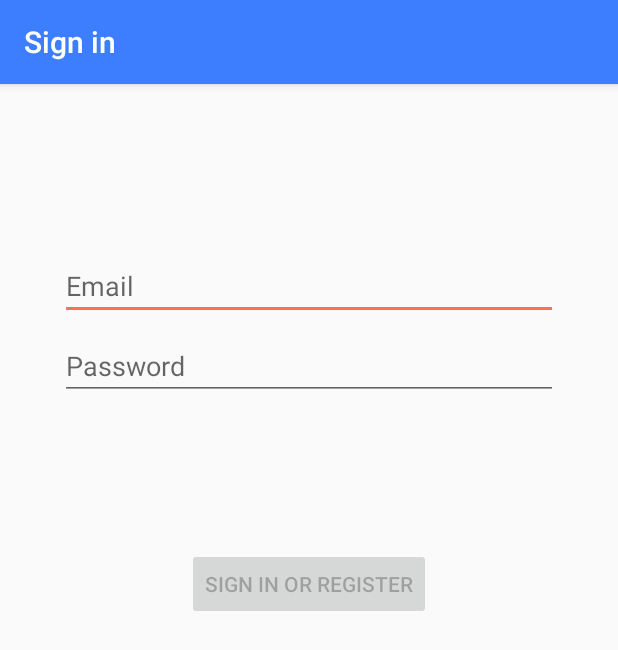
After one commit to 2019aliu/TAG, an Android app: the LoginActivity screen opened directly, with no data from a screen before it, on a phone screen of 412 x 824 dp. The commit adds this screen. Shown: the top 650 px of the screen. Run offline under Robolectric (Android 15) with nearby library versions, the phone set to English and light mode, and no system bars.

Commit message:
Started login activity

```diff
--- a/app/build.gradle
+++ b/app/build.gradle
@@ -28,6 +28,8 @@ dependencies {
     implementation 'com.google.android.material:material:1.0.0'
     implementation 'com.google.firebase:firebase-database:16.0.4'
     implementation 'androidx.preference:preference:1.1.0-alpha05'
+    implementation 'androidx.annotation:annotation:1.0.2'
+    implementation 'androidx.lifecycle:lifecycle-extensions:2.0.0'
     testImplementation 'junit:junit:4.12'
     androidTestImplementation 'androidx.test.ext:junit:1.1.0'
     androidTestImplementation 'androidx.test.espresso:espresso-core:3.1.1'
--- a/app/src/main/AndroidManifest.xml
+++ b/app/src/main/AndroidManifest.xml
@@ -18,7 +18,10 @@
         android:roundIcon="@mipmap/ic_launcher_round"
         android:supportsRtl="true"
         android:theme="@style/AppTheme">
-        <activity android:name=".SearchActivity"></activity>
+        <activity
+            android:name=".ui.login.LoginActivity"
+            android:label="@string/title_activity_login"></activity>
+        <activity android:name=".SearchActivity" />
         <activity android:name=".BTWifiActivity" />
         <activity
             android:name=".SettingsActivity"
--- /dev/null
+++ b/app/src/main/java/com/example/tag/ui/login/LoginActivity.java
@@ -0,0 +1,131 @@
+package com.example.tag.ui.login;
+
+import android.app.Activity;
+
+import androidx.lifecycle.Observer;
+import androidx.lifecycle.ViewModelProviders;
+
+import android.os.Bundle;
+
+import androidx.annotation.Nullable;
+import androidx.annotation.StringRes;
+import androidx.appcompat.app.AppCompatActivity;
+
+import android.text.Editable;
+import android.text.TextWatcher;
+import android.view.KeyEvent;
+import android.view.View;
+import android.view.inputmethod.EditorInfo;
+import android.widget.Button;
+import android.widget.EditText;
+import android.widget.ProgressBar;
+import android.widget.TextView;
+import android.widget.Toast;
+
+import com.example.tag.R;
+import com.example.tag.ui.login.LoginViewModel;
+import com.example.tag.ui.login.LoginViewModelFactory;
+
+public class LoginActivity extends AppCompatActivity {
+
+    private LoginViewModel loginViewModel;
+
+    @Override
+    public void onCreate(Bundle savedInstanceState) {
+        super.onCreate(savedInstanceState);
+        setContentView(R.layout.activity_login);
+        loginViewModel = ViewModelProviders.of(this, new LoginViewModelFactory())
+                .get(LoginViewModel.class);
+
+        final EditText usernameEditText = findViewById(R.id.username);
+        final EditText passwordEditText = findViewById(R.id.password);
+        final Button loginButton = findViewById(R.id.login);
+        final ProgressBar loadingProgressBar = findViewById(R.id.loading);
+
+        loginViewModel.getLoginFormState().observe(this, new Observer<LoginFormState>() {
+            @Override
+            public void onChanged(@Nullable LoginFormState loginFormState) {
+                if (loginFormState == null) {
+                    return;
+                }
+                loginButton.setEnabled(loginFormState.isDataValid());
+                if (loginFormState.getUsernameError() != null) {
+                    usernameEditText.setError(getString(loginFormState.getUsernameError()));
+                }
+                if (loginFormState.getPasswordError() != null) {
+                    passwordEditText.setError(getString(loginFormState.getPasswordError()));
+                }
+            }
+        });
+
+        loginViewModel.getLoginResult().observe(this, new Observer<LoginResult>() {
+            @Override
+            public void onChanged(@Nullable LoginResult loginResult) {
+                if (loginResult == null) {
+                    return;
+                }
+                loadingProgressBar.setVisibility(View.GONE);
+                if (loginResult.getError() != null) {
+                    showLoginFailed(loginResult.getError());
+                }
+                if (loginResult.getSuccess() != null) {
+                    updateUiWithUser(loginResult.getSuccess());
+                }
+                setResult(Activity.RESULT_OK);
+
+                //Complete and destroy login activity once successful
+                finish();
+            }
+        });
+
+        TextWatcher afterTextChangedListener = new TextWatcher() {
+            @Override
+            public void beforeTextChanged(CharSequence s, int start, int count, int after) {
+                // ignore
+            }
+
+            @Override
+            public void onTextChanged(CharSequence s, int start, int before, int count) {
+                // ignore
+            }
+
+            @Override
+            public void afterTextChanged(Editable s) {
+                loginViewModel.loginDataChanged(usernameEditText.getText().toString(),
+                        passwordEditText.getText().toString());
+            }
+        };
+        usernameEditText.addTextChangedListener(afterTextChangedListener);
+        passwordEditText.addTextChangedListener(afterTextChangedListener);
+        passwordEditText.setOnEditorActionListener(new TextView.OnEditorActionListener() {
+
+            @Override
+            public boolean onEditorAction(TextView v, int actionId, KeyEvent event) {
+                if (actionId == EditorInfo.IME_ACTION_DONE) {
+                    loginViewModel.login(usernameEditText.getText().toString(),
+                            passwordEditText.getText().toString());
+                }
+                return false;
+            }
+        });
+
+        loginButton.setOnClickListener(new View.OnClickListener() {
+            @Override
+            public void onClick(View v) {
+                loadingProgressBar.setVisibility(View.VISIBLE);
+                loginViewModel.login(usernameEditText.getText().toString(),
+                        passwordEditText.getText().toString());
+            }
+        });
+    }
+
+    private void updateUiWithUser(LoggedInUserView model) {
+        String welcome = getString(R.string.welcome) + model.getDisplayName();
+        // TODO : initiate successful logged in experience
+        Toast.makeText(getApplicationContext(), welcome, Toast.LENGTH_LONG).show();
+    }
+
+    private void showLoginFailed(@StringRes Integer errorString) {
+        Toast.makeText(getApplicationContext(), errorString, Toast.LENGTH_SHORT).show();
+    }
+}
--- /dev/null
+++ b/app/src/main/java/com/example/tag/ui/login/LoginViewModel.java
@@ -0,0 +1,70 @@
+package com.example.tag.ui.login;
+
+import androidx.lifecycle.LiveData;
+import androidx.lifecycle.MutableLiveData;
+import androidx.lifecycle.ViewModel;
+
+import android.util.Patterns;
+
+import com.example.tag.data.LoginRepository;
+import com.example.tag.data.Result;
+import com.example.tag.data.model.LoggedInUser;
+import com.example.tag.R;
+
+public class LoginViewModel extends ViewModel {
+
+    private MutableLiveData<LoginFormState> loginFormState = new MutableLiveData<>();
+    private MutableLiveData<LoginResult> loginResult = new MutableLiveData<>();
+    private LoginRepository loginRepository;
+
+    LoginViewModel(LoginRepository loginRepository) {
+        this.loginRepository = loginRepository;
+    }
+
+    LiveData<LoginFormState> getLoginFormState() {
+        return loginFormState;
+    }
+
+    LiveData<LoginResult> getLoginResult() {
+        return loginResult;
+    }
+
+    public void login(String username, String password) {
+        // can be launched in a separate asynchronous job
+        Result<LoggedInUser> result = loginRepository.login(username, password);
+
+        if (result instanceof Result.Success) {
+            LoggedInUser data = ((Result.Success<LoggedInUser>) result).getData();
+            loginResult.setValue(new LoginResult(new LoggedInUserView(data.getDisplayName())));
+        } else {
+            loginResult.setValue(new LoginResult(R.string.login_failed));
+        }
+    }
+
+    public void loginDataChanged(String username, String password) {
+        if (!isUserNameValid(username)) {
+            loginFormState.setValue(new LoginFormState(R.string.invalid_username, null));
+        } else if (!isPasswordValid(password)) {
+            loginFormState.setValue(new LoginFormState(null, R.string.invalid_password));
+        } else {
+            loginFormState.setValue(new LoginFormState(true));
+        }
+    }
+
+    // A placeholder username validation check
+    private boolean isUserNameValid(String username) {
+        if (username == null) {
+            return false;
+        }
+        if (username.contains("@")) {
+            return Patterns.EMAIL_ADDRESS.matcher(username).matches();
+        } else {
+            return !username.trim().isEmpty();
+        }
+    }
+
+    // A placeholder password validation check
+    private boolean isPasswordValid(String password) {
+        return password != null && password.trim().length() > 5;
+    }
+}
--- /dev/null
+++ b/app/src/main/java/com/example/tag/ui/login/LoginViewModelFactory.java
@@ -0,0 +1,26 @@
+package com.example.tag.ui.login;
+
+import androidx.lifecycle.ViewModel;
+import androidx.lifecycle.ViewModelProvider;
+import androidx.annotation.NonNull;
+
+import com.example.tag.data.LoginDataSource;
+import com.example.tag.data.LoginRepository;
+
+/**
+ * ViewModel provider factory to instantiate LoginViewModel.
+ * Required given LoginViewModel has a non-empty constructor
+ */
+public class LoginViewModelFactory implements ViewModelProvider.Factory {
+
+    @NonNull
+    @Override
+    @SuppressWarnings("unchecked")
+    public <T extends ViewModel> T create(@NonNull Class<T> modelClass) {
+        if (modelClass.isAssignableFrom(LoginViewModel.class)) {
+            return (T) new LoginViewModel(LoginRepository.getInstance(new LoginDataSource()));
+        } else {
+            throw new IllegalArgumentException("Unknown ViewModel class");
+        }
+    }
+}
--- /dev/null
+++ b/app/src/main/res/layout/activity_login.xml
@@ -0,0 +1,78 @@
+<?xml version="1.0" encoding="utf-8"?>
+<androidx.constraintlayout.widget.ConstraintLayout xmlns:android="http://schemas.android.com/apk/res/android"
+    xmlns:app="http://schemas.android.com/apk/res-auto"
+    xmlns:tools="http://schemas.android.com/tools"
+    android:id="@+id/container"
+    android:layout_width="match_parent"
+    android:layout_height="match_parent"
+    android:paddingLeft="@dimen/activity_horizontal_margin"
+    android:paddingTop="@dimen/activity_vertical_margin"
+    android:paddingRight="@dimen/activity_horizontal_margin"
+    android:paddingBottom="@dimen/activity_vertical_margin"
+    tools:context=".ui.login.LoginActivity">
+
+    <EditText
+        android:id="@+id/username"
+        android:layout_width="0dp"
+        android:layout_height="wrap_content"
+        android:layout_marginStart="24dp"
+        android:layout_marginTop="96dp"
+        android:layout_marginEnd="24dp"
+
+        android:hint="@string/prompt_email"
+        android:inputType="textEmailAddress"
+        android:selectAllOnFocus="true"
+        app:layout_constraintEnd_toEndOf="parent"
+        app:layout_constraintStart_toStartOf="parent"
+        app:layout_constraintTop_toTopOf="parent" />
+
+    <EditText
+        android:id="@+id/password"
+        android:layout_width="0dp"
+        android:layout_height="wrap_content"
+        android:layout_marginStart="24dp"
+        android:layout_marginTop="8dp"
+        android:layout_marginEnd="24dp"
+
+        android:hint="@string/prompt_password"
+        android:imeActionLabel="@string/action_sign_in_short"
+        android:imeOptions="actionDone"
+        android:inputType="textPassword"
+        android:selectAllOnFocus="true"
+        app:layout_constraintEnd_toEndOf="parent"
+        app:layout_constraintStart_toStartOf="parent"
+        app:layout_constraintTop_toBottomOf="@+id/username" />
+
+    <Button
+        android:id="@+id/login"
+        android:layout_width="wrap_content"
+        android:layout_height="wrap_content"
+        android:layout_gravity="start"
+        android:layout_marginStart="48dp"
+        android:layout_marginTop="16dp"
+        android:layout_marginEnd="48dp"
+        android:layout_marginBottom="64dp"
+        android:enabled="false"
+        android:text="@string/action_sign_in"
+        app:layout_constraintBottom_toBottomOf="parent"
+        app:layout_constraintEnd_toEndOf="parent"
+        app:layout_constraintStart_toStartOf="parent"
+        app:layout_constraintTop_toBottomOf="@+id/password"
+        app:layout_constraintVertical_bias="0.2" />
+
+    <ProgressBar
+        android:id="@+id/loading"
+        android:layout_width="wrap_content"
+        android:layout_height="wrap_content"
+        android:layout_gravity="center"
+        android:layout_marginStart="32dp"
+        android:layout_marginTop="64dp"
+        android:layout_marginEnd="32dp"
+        android:layout_marginBottom="64dp"
+        android:visibility="gone"
+        app:layout_constraintBottom_toBottomOf="parent"
+        app:layout_constraintEnd_toEndOf="@+id/password"
+        app:layout_constraintStart_toStartOf="@+id/password"
+        app:layout_constraintTop_toTopOf="parent"
+        app:layout_constraintVertical_bias="0.3" />
+</androidx.constraintlayout.widget.ConstraintLayout>
--- a/app/src/main/res/values/dimens.xml
+++ b/app/src/main/res/values/dimens.xml
@@ -1,3 +1,6 @@
 <resources>
     <dimen name="fab_margin">16dp</dimen>
+    <!-- Default screen margins, per the Android Design guidelines. -->
+    <dimen name="activity_horizontal_margin">16dp</dimen>
+    <dimen name="activity_vertical_margin">16dp</dimen>
 </resources>
--- a/app/src/main/res/values/strings.xml
+++ b/app/src/main/res/values/strings.xml
@@ -47,4 +47,13 @@
     <string name="btwifi_title">Please enable Bluetooth and/or Wifi to locate your device (turn on both for best results)</string>
     <string name="btwifi_settings">Bluetooth/Wifi Settings</string>
     <string name="btwifi_checked">Locate Device</string>
+    <string name="title_activity_login">Sign in</string>
+    <string name="prompt_email">Email</string>
+    <string name="prompt_password">Password</string>
+    <string name="action_sign_in">Sign in or register</string>
+    <string name="action_sign_in_short">Sign in</string>
+    <string name="welcome">"Welcome !"</string>
+    <string name="invalid_username">Not a valid username</string>
+    <string name="invalid_password">Password must be >5 characters</string>
+    <string name="login_failed">"Login failed"</string>
 </resources>
```
Also changed, not shown: app/src/main/java/com/example/tag/MainActivity.java (+12 -0 lines), app/src/main/java/com/example/tag/data/LoginDataSource.java (added, +29 -0 lines), app/src/main/java/com/example/tag/data/LoginRepository.java (added, +54 -0 lines), app/src/main/java/com/example/tag/data/Result.java (added, +48 -0 lines), app/src/main/java/com/example/tag/data/model/LoggedInUser.java (added, +23 -0 lines), app/src/main/java/com/example/tag/ui/login/LoggedInUserView.java (added, +17 -0 lines), app/src/main/java/com/example/tag/ui/login/LoginFormState.java (added, +40 -0 lines), app/src/main/java/com/example/tag/ui/login/LoginResult.java (added, +31 -0 lines), app/src/main/res/layout/activity_main.xml (+10 -0 lines).
